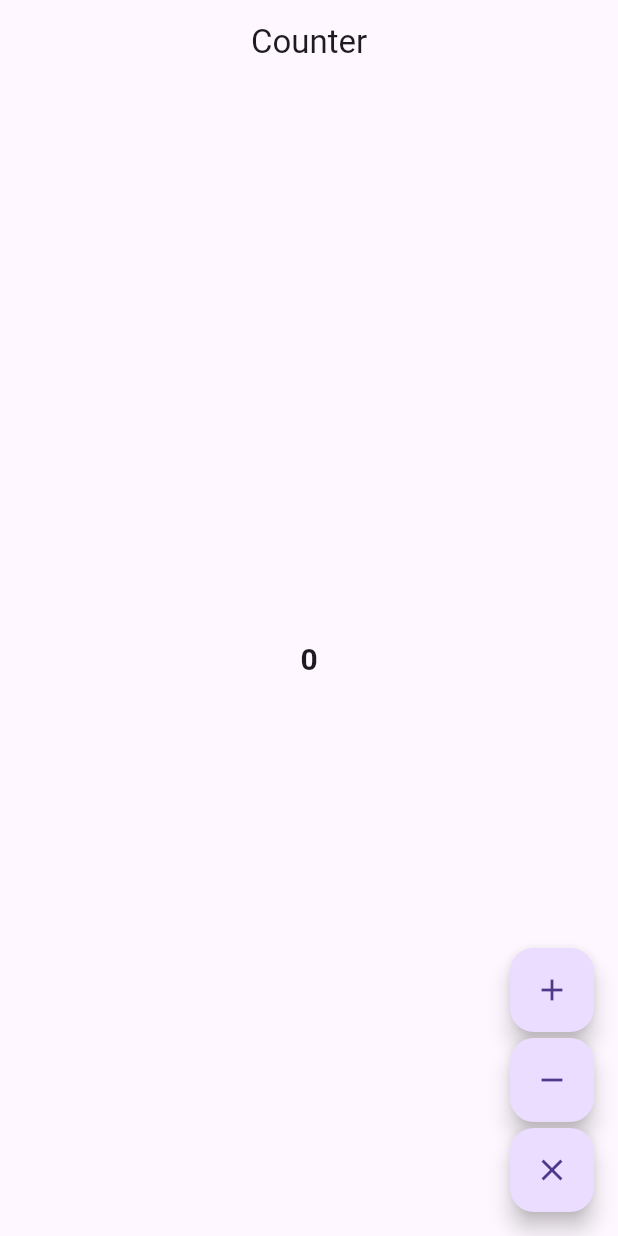
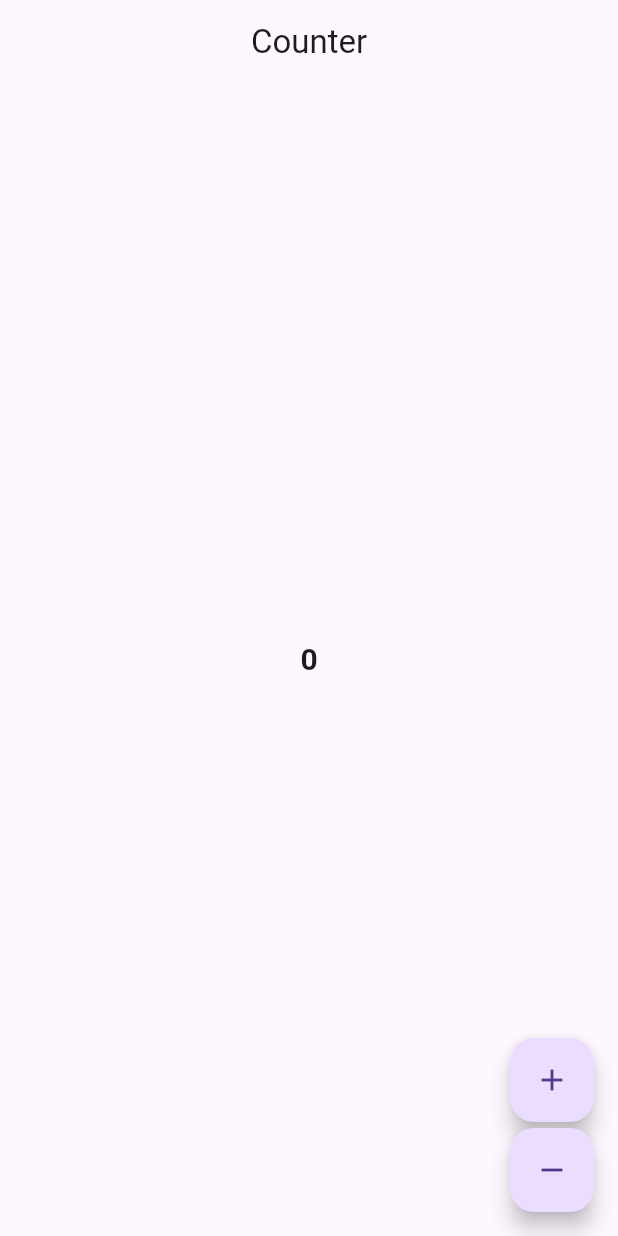
Before and after one commit to Astrum93/flutter_bloc_practice, a Flutter app: the screen it shows after launch, on a phone screen of 412 x 824 dp. Run offline on Flutter 3.47's test engine with Material 3 defaults, Android fonts, the phone set to English and light mode, and no system bars; our stand-ins replace flutter_bloc.

```diff
--- a/lib/bloc/counter_cubit.dart
+++ b/lib/bloc/counter_cubit.dart
@@ -6,6 +6,4 @@ class CounterCubit extends Cubit<dynamic> {
   void increment() => emit(state + 1);
 
   void decrement() => emit(state - 1);
-
-  void multiply() => emit(state * 2);
 }
--- a/lib/screen/counter_screen.dart
+++ b/lib/screen/counter_screen.dart
@@ -36,11 +36,6 @@ class CounterScreen extends StatelessWidget {
             child: const Icon(Icons.remove),
             onPressed: () => context.read<CounterCubit>().decrement(),
           ),
-          const SizedBox(height: 4),
-          FloatingActionButton(
-            child: const Icon(Icons.close),
-            onPressed: () => context.read<CounterCubit>().multiply(),
-          ),
         ],
       ),
     );
```
